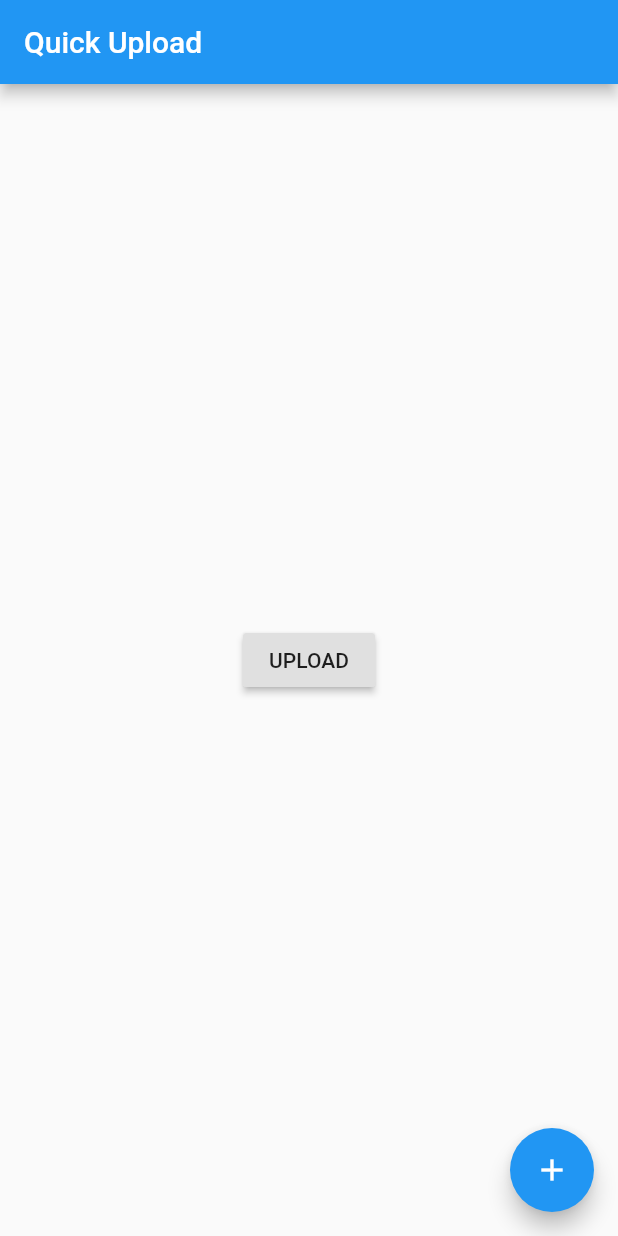
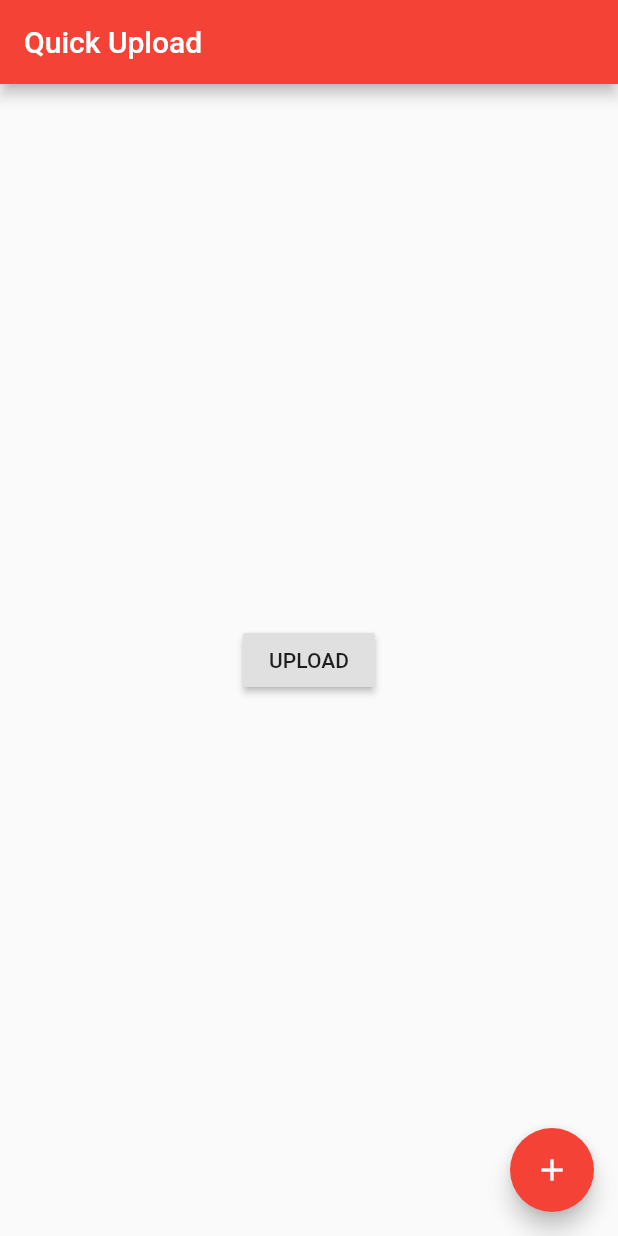
Before and after one commit to lahiruroot/PHP-uploader_flutter, a Flutter app: the screen it shows after launch, on a phone screen of 412 x 824 dp. Run offline on Flutter 3.47's test engine with Material 2 defaults, Android fonts, the phone set to English and light mode, and no system bars; our stand-ins replace dio, file_picker; missing offline and left inert: dart:ffi.

Commit message:
Update main.dart

```diff
--- a/lib/main.dart
+++ b/lib/main.dart
@@ -16,10 +16,10 @@ class MyApp extends StatelessWidget {
   @override
   Widget build(BuildContext context) {
     return MaterialApp(
-      title: 'Test Uploader',
+      title: 'Test01 Uploader',
       theme: ThemeData(
 
-        primarySwatch: Colors.blue,
+        primarySwatch: Colors.red,
 
         visualDensity: VisualDensity.adaptivePlatformDensity,
       ),
```
